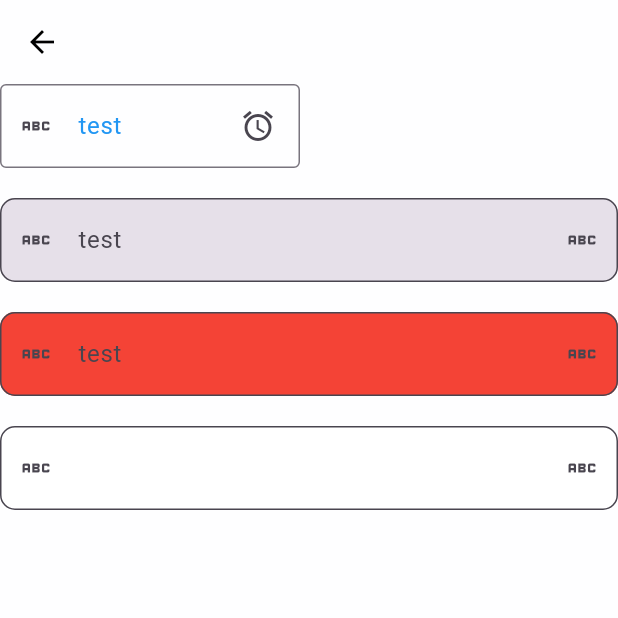
After one commit to yosifsamir/my_task, a Flutter app: the TestPage screen opened directly, on a phone screen of 412 x 824 dp, the top half of it. The commit adds this screen. Run offline on Flutter 3.47's test engine with Material 3 defaults, Android fonts, the phone set to English and light mode, and no system bars; our stand-ins replace device_preview, dio, floor, flutter_bloc, get_it, injectable and 2 more; accounts and stored records are empty; generated files the repository leaves out were written again; network calls fail; Roboto replaces fonts that are missing (OpenSans).

Commit message:
add test_page

```diff
--- /dev/null
+++ b/lib/test_page.dart
@@ -0,0 +1,164 @@
+import 'package:flutter/material.dart';
+
+class TestPage extends StatelessWidget {
+  static String routeName = '/TestPage';
+
+  const TestPage({super.key});
+
+  @override
+  Widget build(BuildContext context) {
+    return Scaffold(
+      appBar: const PreferredSize(
+          preferredSize: Size.fromHeight(kToolbarHeight),
+          child: MyAppBar()
+      ),
+      body: Scaffold(
+        body: SizedBox.expand(
+          child: Column(
+            crossAxisAlignment: CrossAxisAlignment.start,
+            children: [
+              DropdownMenu(
+                dropdownMenuEntries: [
+                  DropdownMenuEntry(
+                    value: 1,
+                    label: "1",
+                  ),
+                  DropdownMenuEntry(
+                    value: 2,
+                    label: "2",
+                  ),
+                  DropdownMenuEntry(
+                    value: 3,
+                    label: "3",
+                  ),
+                ],
+                width: 200,
+                enabled: true,
+                leadingIcon: Icon(
+                  Icons.abc,
+                  size: 24,
+                ),
+                trailingIcon: Icon(
+                  Icons.access_alarm,
+                  size: 24,
+                ),
+                textStyle: TextStyle(color: Colors.red),
+                label: Text(
+                  "test",
+                  style: TextStyle(color: Colors.blue),
+                ),
+                textAlign: TextAlign.center,
+                hintText: "Hint Text",
+
+                // expandedInsets: const EdgeInsets.all(30),
+                // inputDecorationTheme: InputDecorationTheme(
+                //   filled: true,
+                // constraints: BoxConstraints(
+                //     maxHeight: 45),
+                // contentPadding: EdgeInsets.symmetric(vertical: 0.0),
+                // ),
+                // menuStyle: const MenuStyle(
+                //   padding: MaterialStatePropertyAll(EdgeInsets.symmetric(vertical: 8)),
+                // ),
+                // inputDecorationTheme: const InputDecorationTheme(
+                //   // constraints: BoxConstraints(maxHeight: 100),
+                //   contentPadding: EdgeInsets.only(top: 4),
+                // ),
+              ),
+              SizedBox(
+                height: 20,
+              ),
+              TextField(
+                decoration: InputDecoration(
+                  filled: true,
+                  border: OutlineInputBorder(
+                    borderSide: BorderSide(color: Colors.red),
+                    borderRadius: BorderRadius.circular(10),
+                  ),
+                  labelText: "test",
+                  prefixIcon: Icon(Icons.abc),
+                  suffixIcon: Icon(Icons.abc),
+                ),
+              ),
+              SizedBox(
+                height: 20,
+              ),
+              TextField(
+                decoration: InputDecoration(
+                  fillColor: Colors.red,
+                  filled: true,
+                  border: OutlineInputBorder(
+                    borderSide: BorderSide(color: Colors.red),
+                    borderRadius: BorderRadius.circular(10),
+                  ),
+                  labelText: "test",
+                  prefixIcon: Icon(Icons.abc),
+                  suffixIcon: Icon(Icons.abc),
+                ),
+              ),
+              SizedBox(
+                height: 20,
+              ),
+              const AppTextField()
+            ],
+          ),
+        ),
+      ),
+    );
+  }
+}
+
+class MyAppBar extends StatelessWidget {
+  final Widget? leading;
+
+  const MyAppBar({super.key, this.leading});
+
+  @override
+  Widget build(BuildContext context) {
+    final Color color =
+        Theme.of(context).appBarTheme.iconTheme?.color ?? Colors.black;
+    return AppBar(
+      leading: leading ??
+          IconButton(
+              onPressed: () {
+                Navigator.popUntil(context, ModalRoute.withName('/'));
+              },
+              icon: Icon(
+                Icons.arrow_back,
+                color: color,
+              )),
+    );
+  }
+}
+
+class AppTextField extends StatelessWidget {
+  final String? label;
+  final TextEditingController? controller;
+  final Color fillColor;
+  final Color borderColor;
+
+  const AppTextField({
+    super.key,
+    this.label,
+    this.controller,
+    this.fillColor = Colors.white,
+    this.borderColor = Colors.black,
+  });
+
+  @override
+  Widget build(BuildContext context) {
+    return TextField(
+      decoration: InputDecoration(
+        fillColor: fillColor,
+        filled: true,
+        border: OutlineInputBorder(
+          borderSide: BorderSide(color: borderColor),
+          borderRadius: BorderRadius.circular(10),
+        ),
+        labelText: label,
+        prefixIcon: const Icon(Icons.abc),
+        suffixIcon: const Icon(Icons.abc),
+      ),
+    );
+  }
+}
```
Also changed, not shown: lib/core/constants/app_color.dart (added, +21 -0 lines), lib/core/constants/font_manager.dart (added, +61 -0 lines), lib/core/constants/styles_manager.dart (added, +138 -0 lines), lib/core/constants/text_theme.dart (added, +27 -0 lines), lib/core/constants/theme.dart (added, +21 -0 lines), lib/main.dart (+10 -4 lines), lib/task_1/anime/anime_page.dart (+18 -3 lines), lib/task_1/authentication/register/register_page.dart (+5 -3 lines).
